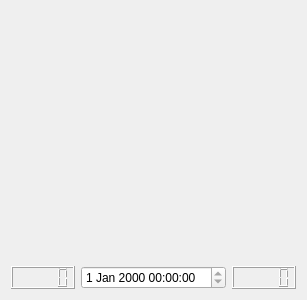
Old version of the form feeditemwidget.ui in the repository kambala-decapitator/HornAppDesktop.
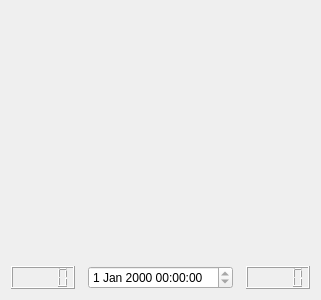
New version of the form.

Patch:
```diff
--- a/feeditemwidget.ui
+++ b/feeditemwidget.ui
@@ -6,7 +6,7 @@
    <rect>
     <x>0</x>
     <y>0</y>
-    <width>284</width>
+    <width>321</width>
     <height>300</height>
    </rect>
   </property>
```
Left out of the diff: 2 changed lines with no effect on the pictures.
